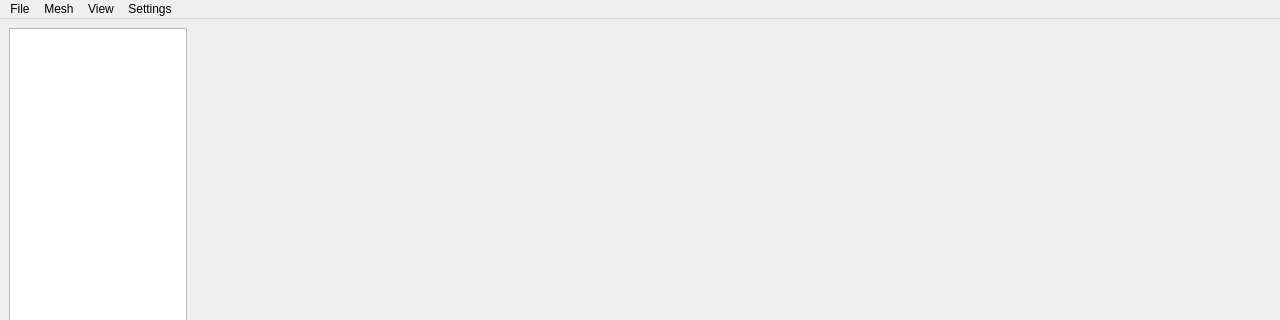
First picture: the form in view/main_window/main_window.ui, repository nextfoam/baram, before the edit; both pictures show x 0 to 1280 and y 0 to 320 of the 1280 by 768 pixel window.
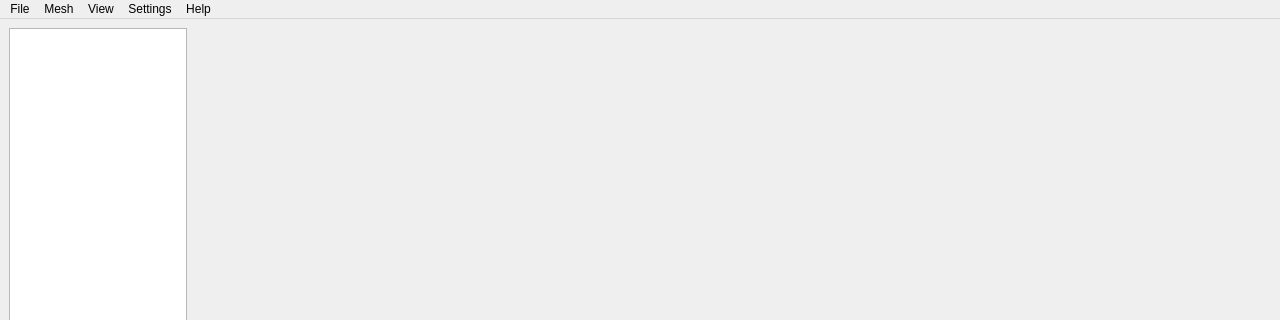
Second picture: the form after the edit.

Diff of the .ui file:
```diff
--- a/view/main_window/main_window.ui
+++ b/view/main_window/main_window.ui
@@ -243,10 +243,17 @@
     <addaction name="actionMeshTranslate"/>
     <addaction name="actionMeshRotate"/>
    </widget>
+   <widget class="QMenu" name="menuHelp">
+    <property name="title">
+     <string>Help</string>
+    </property>
+    <addaction name="actionAbout"/>
+   </widget>
    <addaction name="menuFile"/>
    <addaction name="menuMesh"/>
    <addaction name="menuView"/>
    <addaction name="menuSetting"/>
+   <addaction name="menuHelp"/>
   </widget>
   <widget class="QStatusBar" name="statusbar"/>
   <widget class="QDockWidget" name="emptyDock">
```
Left out of the diff: 5 changed lines with no effect on the pictures.
